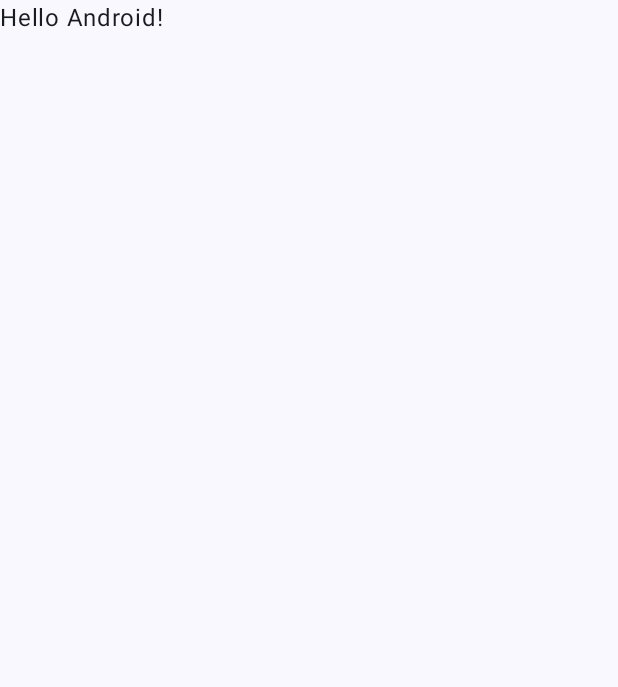
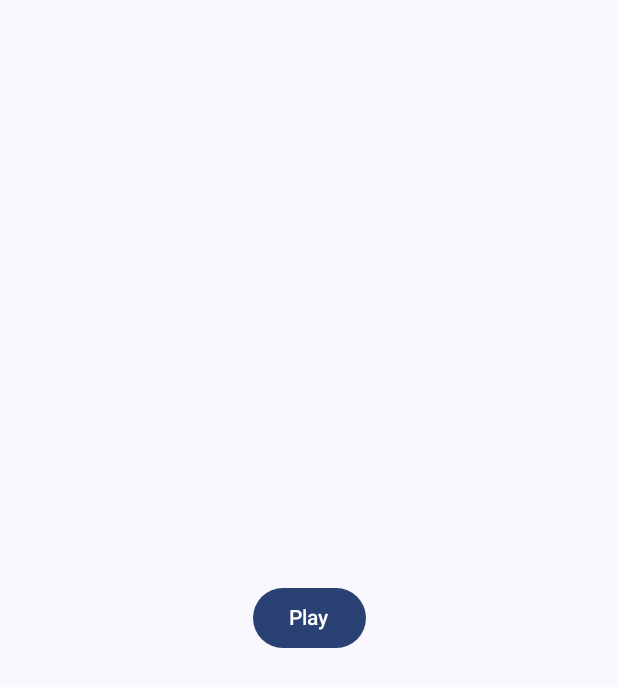
Before and after one commit to SeikoGB/GEO, an Android app built with Jetpack Compose: the screen it shows after launch (MainActivity), on a phone screen of 412 x 824 dp. Before the commit the part shown is almost empty. Shown: the top 687 px of the screen. Run offline under Robolectric (Android 15) with nearby library versions, the phone set to English and light mode, and no system bars.

Commit message:
almost nothing

```diff
--- a/app/build.gradle.kts
+++ b/app/build.gradle.kts
@@ -5,7 +5,7 @@ plugins {
 
 android {
     namespace = "uz.itschool.geo"
-    compileSdk = 33
+    compileSdk = 34
 
     defaultConfig {
         applicationId = "uz.itschool.geo"
@@ -66,4 +66,7 @@ dependencies {
     androidTestImplementation("androidx.compose.ui:ui-test-junit4")
     debugImplementation("androidx.compose.ui:ui-tooling")
     debugImplementation("androidx.compose.ui:ui-test-manifest")
+
+    //Navigation
+    implementation ("androidx.navigation:navigation-compose:2.7.6")
 }
--- a/app/src/main/java/uz/itschool/geo/MainActivity.kt
+++ b/app/src/main/java/uz/itschool/geo/MainActivity.kt
@@ -10,6 +10,9 @@ import androidx.compose.material3.Text
 import androidx.compose.runtime.Composable
 import androidx.compose.ui.Modifier
 import androidx.compose.ui.tooling.preview.Preview
+import androidx.navigation.compose.rememberNavController
+import uz.itschool.geo.navigation.NavGraph
+import uz.itschool.geo.navigation.Screens
 import uz.itschool.geo.ui.theme.GEOTheme
 
 class MainActivity : ComponentActivity() {
@@ -22,25 +25,11 @@ class MainActivity : ComponentActivity() {
                     modifier = Modifier.fillMaxSize(),
                     color = MaterialTheme.colorScheme.background
                 ) {
-                    Greeting("Android")
+                    val navController = rememberNavController()
+                    NavGraph(navHostController = navController)
+                    navController.navigate(Screens.Splash.route)
                 }
             }
         }
     }
 }
-
-@Composable
-fun Greeting(name: String, modifier: Modifier = Modifier) {
-    Text(
-        text = "Hello $name!",
-        modifier = modifier
-    )
-}
-
-@Preview(showBackground = true)
-@Composable
-fun GreetingPreview() {
-    GEOTheme {
-        Greeting("Android")
-    }
-}
--- /dev/null
+++ b/app/src/main/java/uz/itschool/geo/navigation/NavGraph.kt
@@ -0,0 +1,26 @@
+package uz.itschool.geo.navigation
+
+import android.window.SplashScreen
+import androidx.compose.runtime.Composable
+import androidx.navigation.NavHostController
+import androidx.navigation.compose.NavHost
+import androidx.navigation.compose.composable
+import uz.itschool.geo.screens.HomeScreen
+import uz.itschool.geo.screens.SplashScreen
+
+
+@Composable
+fun NavGraph(navHostController: NavHostController){
+
+    NavHost(navController = navHostController,
+        startDestination = Screens.Splash.route,
+    ){
+        composable(route = Screens.Splash.route){
+            SplashScreen(navHostController)
+        }
+        composable(route = Screens.Home.route){
+            HomeScreen()
+        }
+
+    }
+}
--- /dev/null
+++ b/app/src/main/java/uz/itschool/geo/navigation/Screens.kt
@@ -0,0 +1,11 @@
+package uz.itschool.geo.navigation
+
+sealed class Screens(var route: String) {
+
+
+    object Splash: Screens("splash")
+    object Home: Screens("home")
+
+
+
+}
--- /dev/null
+++ b/app/src/main/java/uz/itschool/geo/screens/HomeScreen.kt
@@ -0,0 +1,32 @@
+package uz.itschool.geo.screens
+
+import androidx.compose.foundation.layout.Box
+import androidx.compose.foundation.layout.fillMaxSize
+import androidx.compose.material3.Button
+import androidx.compose.material3.Text
+import androidx.compose.runtime.Composable
+import androidx.compose.ui.Alignment
+import androidx.compose.ui.Modifier
+import androidx.compose.ui.tooling.preview.Preview
+
+
+@Composable
+fun HomeScreen(){
+
+    Box(modifier = Modifier.fillMaxSize(),
+        contentAlignment = Alignment.Center){
+
+        Button(onClick = {  }) {
+
+            Text(text = "Play")
+
+        }
+    }
+}
+
+
+@Preview(showBackground = true)
+@Composable
+fun hometest(){
+    HomeScreen()
+}
--- /dev/null
+++ b/app/src/main/java/uz/itschool/geo/screens/SplashScreen.kt
@@ -0,0 +1,32 @@
+package uz.itschool.geo.screens
+
+import androidx.compose.foundation.layout.Box
+import androidx.compose.foundation.layout.fillMaxSize
+import androidx.compose.runtime.Composable
+import androidx.compose.runtime.LaunchedEffect
+import androidx.compose.ui.Modifier
+import androidx.compose.ui.tooling.preview.Preview
+import androidx.navigation.NavHostController
+import androidx.navigation.compose.rememberNavController
+import kotlinx.coroutines.delay
+import uz.itschool.geo.navigation.Screens
+
+@Composable
+fun SplashScreen(navHostController: NavHostController){
+
+    LaunchedEffect(key1 = true){
+        delay(1500)
+        navHostController.navigate(Screens.Home.route)
+    }
+
+    Box(modifier = Modifier.fillMaxSize())
+
+}
+
+
+@Preview(showBackground = true)
+@Composable
+fun test(){
+    val navController = rememberNavController()
+    SplashScreen(navController)
+}
```
